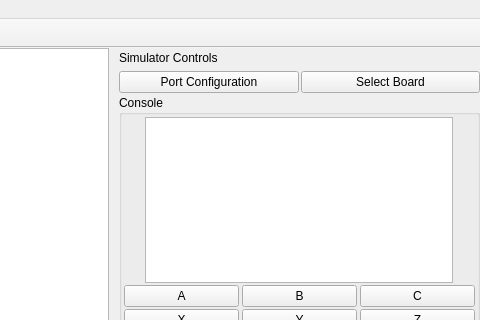
First picture: the form in ui/main_window.ui, repository kipr/cs2, before the edit; both pictures show x 724 to 1204 and y 0 to 320 of the 1204 by 756 pixel window.
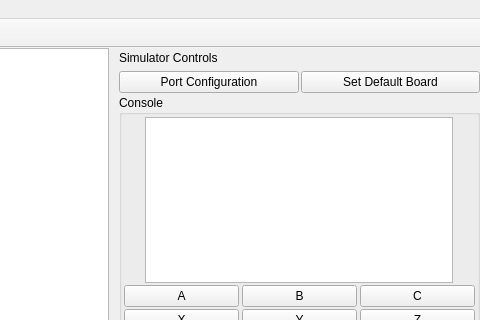
Second picture: the form after the edit. Icons and pictures are not drawn. Custom widgets are drawn as their Qt base class.

Commit message: Changed 'Select Board' to 'Set Default Board'

```diff
--- a/ui/main_window.ui
+++ b/ui/main_window.ui
@@ -239,7 +239,7 @@
            <item>
             <widget class="QPushButton" name="selectBoard">
              <property name="text">
-              <string>Select Board</string>
+              <string>Set Default Board</string>
              </property>
              <property name="icon">
               <iconset resource="../rc/icons.qrc">
```
The commit also changes 1 other file.
